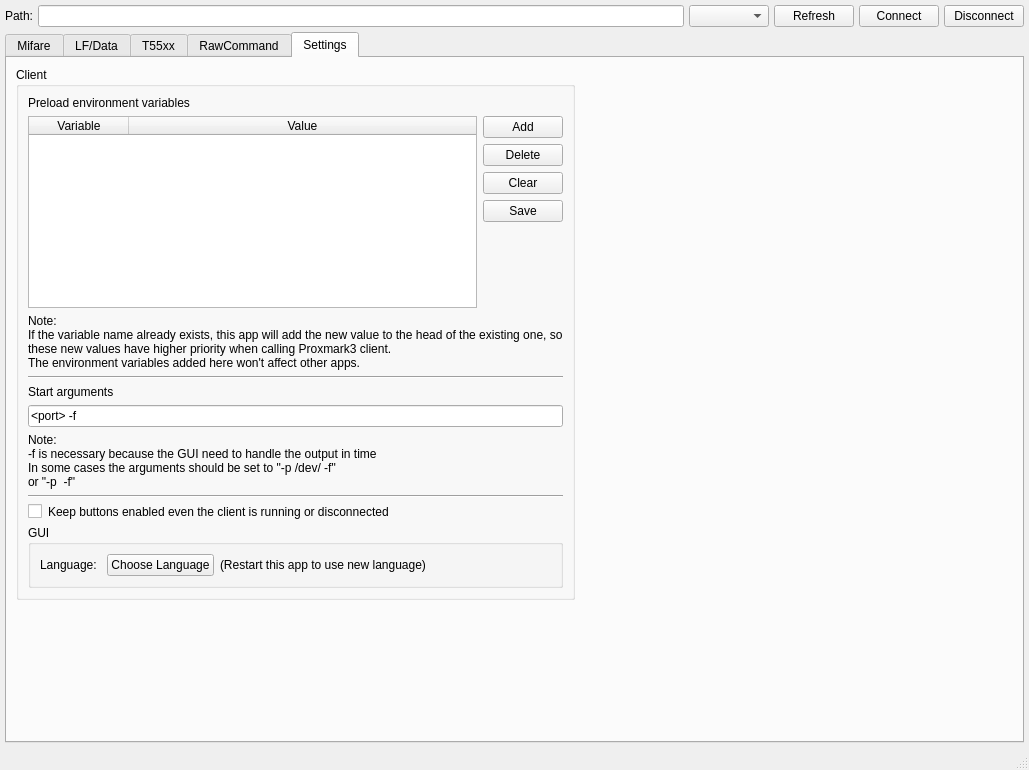
Before: the Qt Designer form ui/mainwindow.ui in wh201906/Proxmark3GUI, drawn with Qt 5.
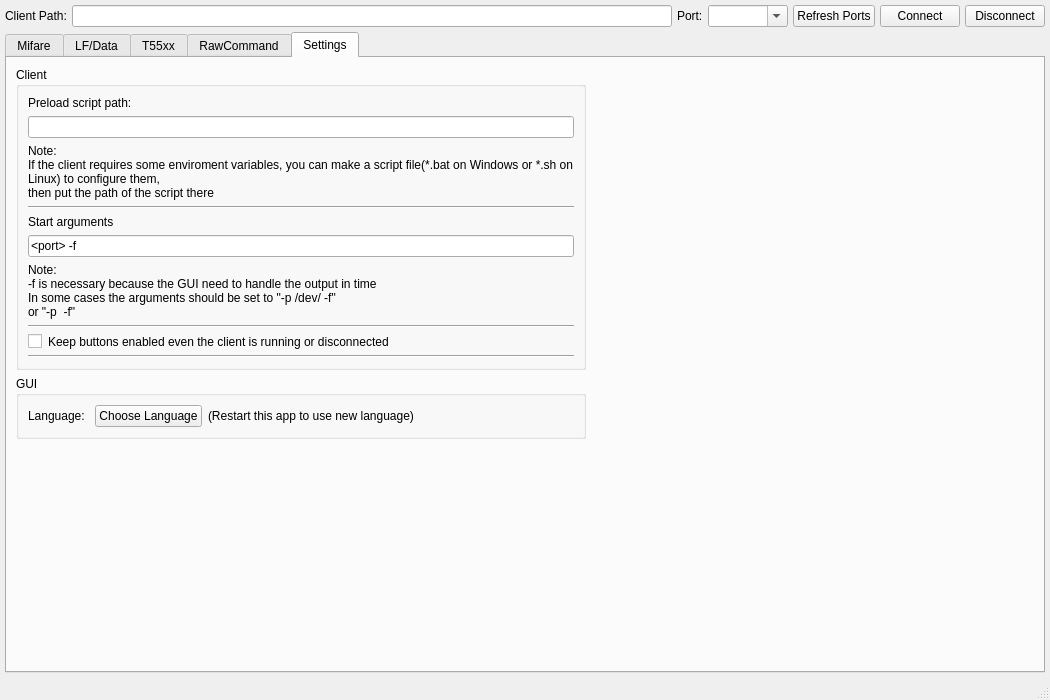
After: the same form once the commit is applied. The open tabs and pages were chosen to show the change.

Commit message:
Support running a external script before client start, to configure the environment variables
Optimize stop(reconnect) logic
Search valid ports automatically
Update translations

Patch:
```diff
--- a/ui/mainwindow.ui
+++ b/ui/mainwindow.ui
@@ -6,14 +6,14 @@
    <rect>
     <x>0</x>
     <y>0</y>
-    <width>1029</width>
-    <height>770</height>
+    <width>1050</width>
+    <height>700</height>
    </rect>
   </property>
   <property name="minimumSize">
    <size>
-    <width>970</width>
-    <height>770</height>
+    <width>800</width>
+    <height>600</height>
    </size>
   </property>
   <property name="contextMenuPolicy">
@@ -53,13 +53,20 @@
       <item>
        <widget class="QLabel" name="label">
         <property name="text">
-         <string>Path:</string>
+         <string>Client Path:</string>
         </property>
        </widget>
       </item>
       <item>
        <widget class="QLineEdit" name="PM3_pathEdit"/>
       </item>
+      <item>
+       <widget class="QLabel" name="label_18">
+        <property name="text">
+         <string>Port:</string>
+        </property>
+       </widget>
+      </item>
       <item>
        <widget class="QComboBox" name="PM3_portBox">
         <property name="minimumSize">
@@ -68,6 +75,9 @@
           <height>0</height>
          </size>
         </property>
+        <property name="editable">
+         <bool>true</bool>
+        </property>
        </widget>
       </item>
       <item>
@@ -79,7 +89,7 @@
          </size>
         </property>
         <property name="text">
-         <string>Refresh</string>
+         <string>Refresh Ports</string>
         </property>
        </widget>
       </item>
@@ -1528,7 +1538,7 @@
        <attribute name="title">
         <string>Settings</string>
        </attribute>
-       <layout class="QHBoxLayout" name="horizontalLayout_18">
+       <layout class="QHBoxLayout" name="horizontalLayout_15">
         <item>
          <layout class="QVBoxLayout" name="verticalLayout_12">
           <item>
@@ -1540,88 +1550,23 @@
              <item>
               <widget class="QLabel" name="label_11">
                <property name="text">
-                <string>Preload environment variables</string>
+                <string>Preload script path:</string>
                </property>
               </widget>
              </item>
              <item>
-              <layout class="QHBoxLayout" name="horizontalLayout_15">
-               <item>
-                <widget class="QTableWidget" name="Set_Client_envTable">
-                 <property name="selectionBehavior">
-                  <enum>QAbstractItemView::SelectRows</enum>
-                 </property>
-                 <attribute name="horizontalHeaderStretchLastSection">
-                  <bool>true</bool>
-                 </attribute>
-                 <attribute name="verticalHeaderVisible">
-                  <bool>false</bool>
-                 </attribute>
-                 <column>
+              <widget class="QLineEdit" name="Set_Client_envScriptEdit">
                   <property name="text">
-                   <string>Variable</string>
-                  </property>
-                 </column>
-                 <column>
-                  <property name="text">
-                   <string>Value</string>
-                  </property>
-                 </column>
-                </widget>
-               </item>
-               <item>
-                <layout class="QVBoxLayout" name="verticalLayout_8">
-                 <item>
-                  <widget class="QPushButton" name="Set_Client_envAddButton">
-                   <property name="text">
-                    <string>Add</string>
-                   </property>
-                  </widget>
-                 </item>
-                 <item>
-                  <widget class="QPushButton" name="Set_Client_envDeleteButton">
-                   <property name="text">
-                    <string>Delete</string>
-                   </property>
-                  </widget>
-                 </item>
-                 <item>
-                  <widget class="QPushButton" name="Set_Client_envClearButton">
-                   <property name="text">
-                    <string>Clear</string>
-                   </property>
-                  </widget>
-                 </item>
-                 <item>
-                  <widget class="QPushButton" name="Set_Client_envSaveButton">
-                   <property name="text">
-                    <string>Save</string>
-                   </property>
-                  </widget>
-                 </item>
-                 <item>
-                  <spacer name="verticalSpacer_4">
-                   <property name="orientation">
-                    <enum>Qt::Vertical</enum>
-                   </property>
-                   <property name="sizeHint" stdset="0">
-                    <size>
-                     <width>20</width>
-                     <height>40</height>
-                    </size>
-                   </property>
-                  </spacer>
-                 </item>
-                </layout>
-               </item>
-              </layout>
+                <string/>
+               </property>
+              </widget>
              </item>
              <item>
               <widget class="QLabel" name="label_13">
                <property name="text">
                 <string>Note:
-If the variable name already exists, this app will add the new value to the head of the existing one, so these new values have higher priority when calling Proxmark3 client.
-The environment variables added here won't affect other apps.</string>
+If the client requires some enviroment variables, you can make a script file(*.bat on Windows or *.sh on Linux) to configure them,
+then put the path of the script there</string>
                </property>
                <property name="wordWrap">
                 <bool>true</bool>
@@ -1709,6 +1654,16 @@
               </layout>
              </item>
              <item>
+              <widget class="Line" name="line_3">
+               <property name="orientation">
+                <enum>Qt::Horizontal</enum>
+               </property>
+              </widget>
+             </item>
+            </layout>
+           </widget>
+          </item>
+          <item>
               <widget class="QGroupBox" name="groupBox_2">
                <property name="title">
                 <string>GUI</string>
@@ -1751,9 +1706,6 @@
                    </spacer>
                   </item>
                  </layout>
-                </item>
-               </layout>
-              </widget>
              </item>
             </layout>
            </widget>
```
Lines whose indentation alone changed are shown as unchanged. The commit also changes 7 other files.
